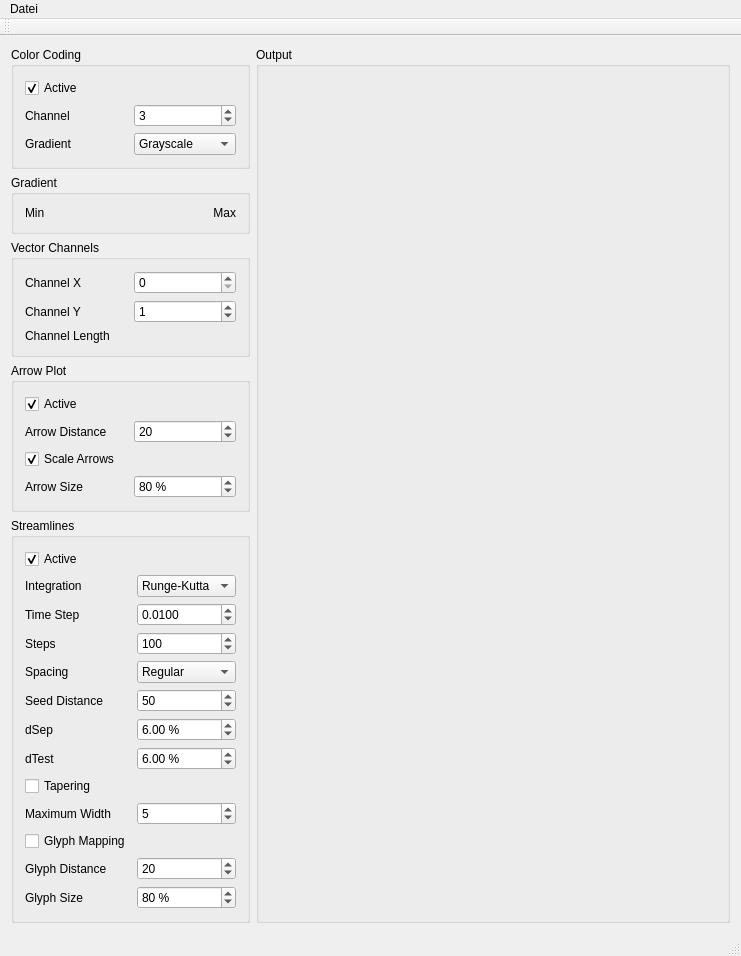
This is Beispiel2/mainwindow.ui in stf80/Visualisierung-LU-WS-2010 as Qt 5 draws it before an edit. The edited form follows.
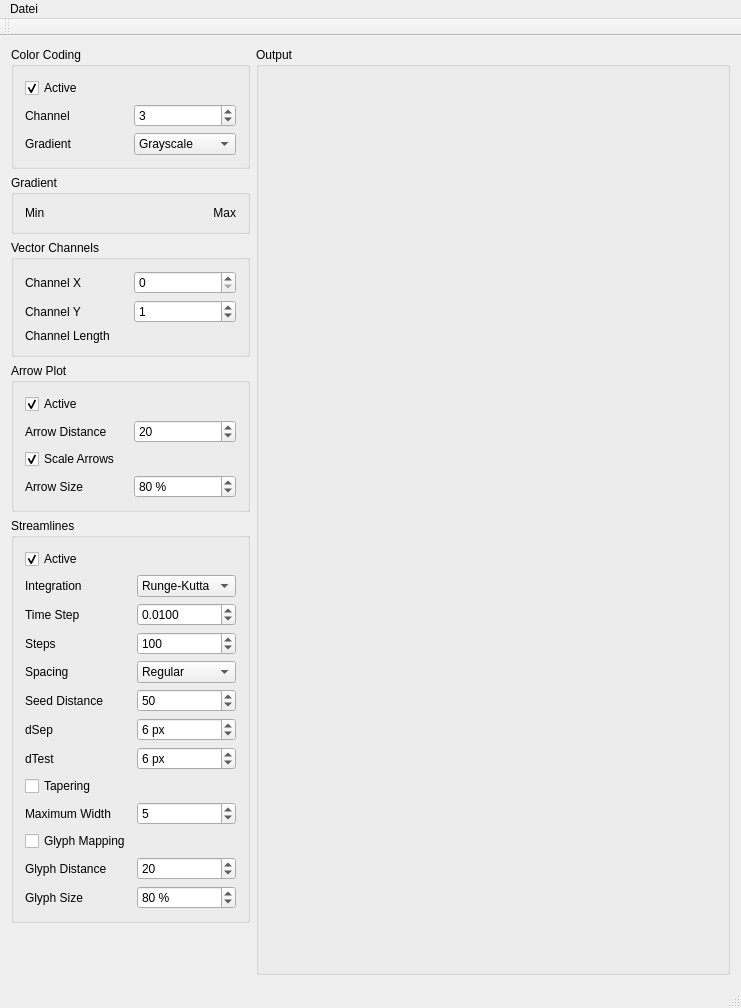
This is the edited form.

```diff
--- a/Beispiel2/mainwindow.ui
+++ b/Beispiel2/mainwindow.ui
@@ -7,7 +7,7 @@
     <x>0</x>
     <y>0</y>
     <width>741</width>
-    <height>765</height>
+    <height>1008</height>
    </rect>
   </property>
   <property name="sizePolicy">
@@ -308,13 +308,16 @@
            <item row="6" column="1">
             <widget class="QDoubleSpinBox" name="streamlinesDSep">
              <property name="suffix">
-              <string> %</string>
+              <string> px</string>
+             </property>
+             <property name="decimals">
+              <number>0</number>
              </property>
              <property name="minimum">
               <double>1.000000000000000</double>
              </property>
              <property name="maximum">
-              <double>99.989999999999995</double>
+              <double>100.000000000000000</double>
              </property>
              <property name="value">
               <double>6.000000000000000</double>
@@ -324,7 +327,10 @@
            <item row="7" column="1">
             <widget class="QDoubleSpinBox" name="streamlinesDTest">
              <property name="suffix">
-              <string> %</string>
+              <string> px</string>
+             </property>
+             <property name="decimals">
+              <number>0</number>
              </property>
              <property name="minimum">
               <double>1.000000000000000</double>
```
Left out of the diff: 2 changed lines with no effect on the pictures.
